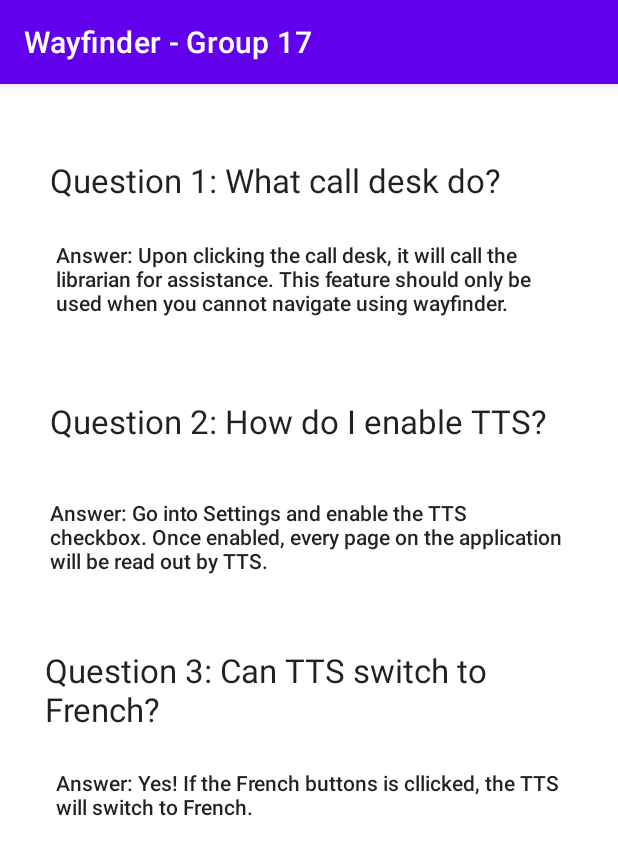
After one commit to Victoria-Cimpu/Wayfinder_Group17, an Android app: the Faq screen opened directly, with no data from a screen before it, on a phone screen of 412 x 824 dp. The commit adds this screen. Shown: the top 855 px of the screen. Run offline under Robolectric (Android 15) with nearby library versions, the phone set to English and light mode, and no system bars.

Commit message:
Added FAQ + screenswiping for it

```diff
--- a/MasterProject/app/src/main/AndroidManifest.xml
+++ b/MasterProject/app/src/main/AndroidManifest.xml
@@ -11,6 +11,9 @@
         android:theme="@style/Theme.MasterProject">
         <activity
             android:name=".Wayfinder"
+            android:exported="false" />
+        <activity
+            android:name=".Faq"
             android:exported="false" />
         <activity
             android:name=".CallDesk"
--- a/MasterProject/app/src/main/java/com/example/masterproject/Settings.java
+++ b/MasterProject/app/src/main/java/com/example/masterproject/Settings.java
@@ -155,7 +155,10 @@ public class Settings extends AppCompatActivity{
                     finish();
                 }else if(x1 > x2 && (x1-x2) > THRESHOLD){
                     // Right activity
-
+                    Intent i = new Intent(Settings.this, Faq.class);
+                    startActivity(i);
+                    overridePendingTransition(R.anim.slide_in_right, R.anim.slide_out_left);
+                    finish();
                 }
                 break;
         }
--- /dev/null
+++ b/MasterProject/app/src/main/res/layout/activity_faq.xml
@@ -0,0 +1,82 @@
+<?xml version="1.0" encoding="utf-8"?>
+<androidx.constraintlayout.widget.ConstraintLayout xmlns:android="http://schemas.android.com/apk/res/android"
+    xmlns:app="http://schemas.android.com/apk/res-auto"
+    xmlns:tools="http://schemas.android.com/tools"
+    android:layout_width="match_parent"
+    android:layout_height="match_parent">
+
+    <TextView
+        android:id="@+id/question1"
+        android:layout_width="345dp"
+        android:layout_height="41dp"
+        android:text="Question 1: What call desk do?"
+        android:textAppearance="@style/TextAppearance.AppCompat.Large"
+        app:layout_constraintBottom_toBottomOf="parent"
+        app:layout_constraintEnd_toEndOf="parent"
+        app:layout_constraintHorizontal_bias="0.497"
+        app:layout_constraintStart_toStartOf="parent"
+        app:layout_constraintTop_toTopOf="parent"
+        app:layout_constraintVertical_bias="0.068" />
+
+    <TextView
+        android:id="@+id/answer1"
+        android:layout_width="338dp"
+        android:layout_height="90dp"
+        android:text="Answer: Upon clicking the call desk, it will call the librarian for assistance. This feature should only be used when you cannot navigate using wayfinder."
+        android:textAppearance="@style/TextAppearance.AppCompat.Body2"
+        app:layout_constraintBottom_toBottomOf="parent"
+        app:layout_constraintEnd_toEndOf="parent"
+        app:layout_constraintStart_toStartOf="parent"
+        app:layout_constraintTop_toTopOf="parent"
+        app:layout_constraintVertical_bias="0.153" />
+
+    <TextView
+        android:id="@+id/question2"
+        android:layout_width="345dp"
+        android:layout_height="41dp"
+        android:text="Question 2: How do I enable TTS?"
+        android:textAppearance="@style/TextAppearance.AppCompat.Large"
+        app:layout_constraintBottom_toBottomOf="parent"
+        app:layout_constraintEnd_toEndOf="parent"
+        app:layout_constraintStart_toStartOf="parent"
+        app:layout_constraintTop_toTopOf="parent"
+        app:layout_constraintVertical_bias="0.289" />
+
+    <TextView
+        android:id="@+id/answer2"
+        android:layout_width="345dp"
+        android:layout_height="90dp"
+        android:text="Answer: Go into Settings and enable the TTS checkbox. Once enabled, every page on the application will be read out by TTS."
+        android:textAppearance="@style/TextAppearance.AppCompat.Body2"
+        app:layout_constraintBottom_toBottomOf="parent"
+        app:layout_constraintEnd_toEndOf="parent"
+        app:layout_constraintStart_toStartOf="parent"
+        app:layout_constraintTop_toTopOf="parent"
+        app:layout_constraintVertical_bias="0.407" />
+
+    <TextView
+        android:id="@+id/answer3"
+        android:layout_width="345dp"
+        android:layout_height="90dp"
+        android:text="Answer: Yes! If the French buttons is cllicked, the TTS will switch to French."
+        android:textAppearance="@style/TextAppearance.AppCompat.Body2"
+        app:layout_constraintBottom_toBottomOf="parent"
+        app:layout_constraintEnd_toEndOf="parent"
+        app:layout_constraintHorizontal_bias="0.56"
+        app:layout_constraintStart_toStartOf="parent"
+        app:layout_constraintTop_toTopOf="parent"
+        app:layout_constraintVertical_bias="0.673" />
+
+    <TextView
+        android:id="@+id/question3"
+        android:layout_width="358dp"
+        android:layout_height="64dp"
+        android:text="Question 3: Can TTS switch to French?"
+        android:textAppearance="@style/TextAppearance.AppCompat.Large"
+        app:layout_constraintBottom_toBottomOf="parent"
+        app:layout_constraintEnd_toEndOf="parent"
+        app:layout_constraintHorizontal_bias="0.56"
+        app:layout_constraintStart_toStartOf="parent"
+        app:layout_constraintTop_toTopOf="parent"
+        app:layout_constraintVertical_bias="0.534" />
+</androidx.constraintlayout.widget.ConstraintLayout>
```
Also changed, not shown: MasterProject/app/src/main/java/com/example/masterproject/Faq.java (added, +43 -0 lines), MasterProject/app/src/main/java/com/example/masterproject/MainActivity.java (+14 -1 lines).
